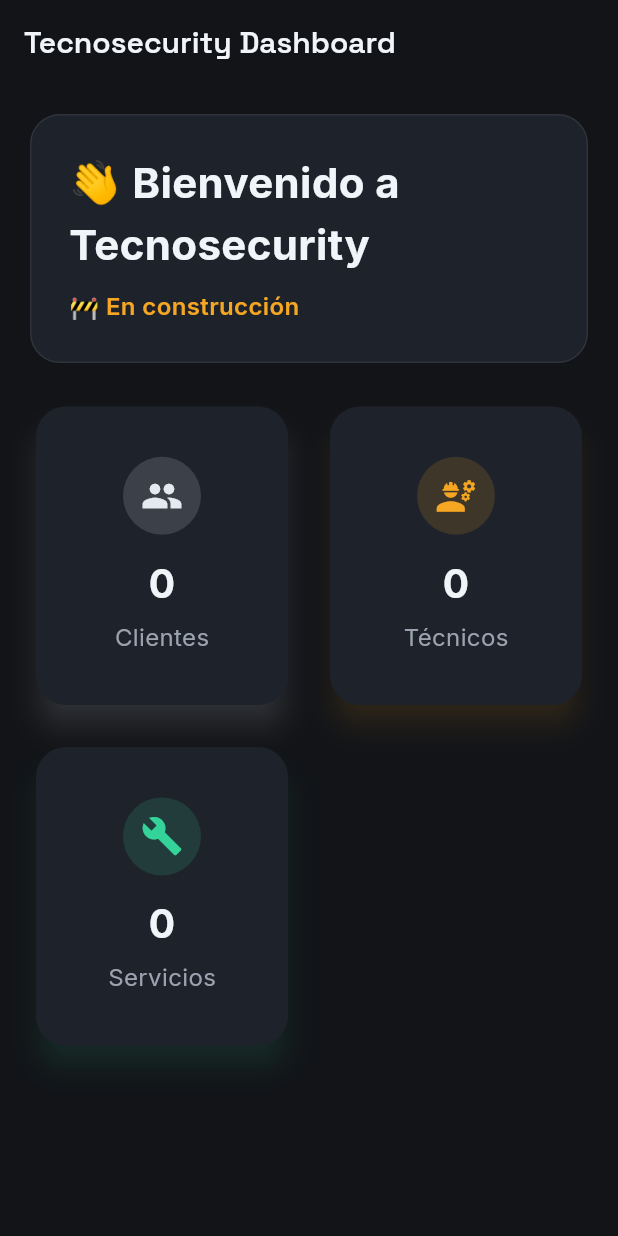
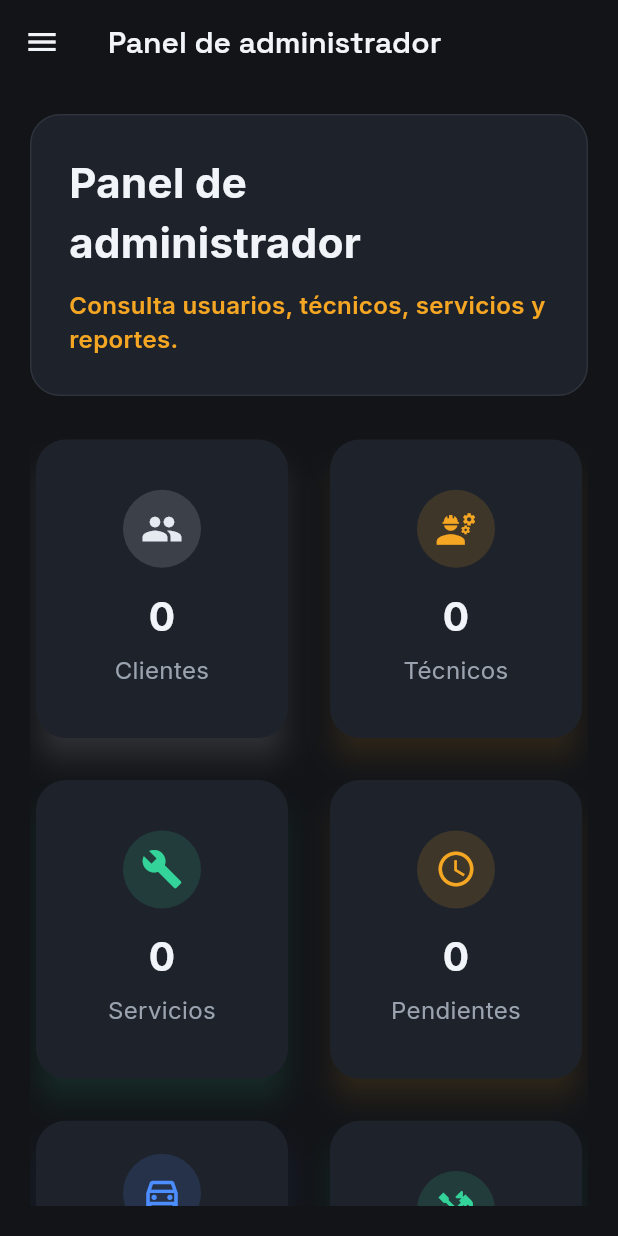
Before and after one commit to nicolasfllv-ship-it/TecniGo, a Flutter app: the DashboardScreen screen opened directly, on a phone screen of 412 x 824 dp. Run offline on Flutter 3.47's test engine with Material 3 defaults, Android fonts, the phone set to English and light mode, and no system bars; our stand-ins replace cloud_firestore, firebase_auth, firebase_core, flutter_map, geolocator, google_fonts and 2 more; accounts and stored records are empty.

Commit message:
Implementa fase 1 del panel de administrador

```diff
--- /dev/null
+++ b/lib/screens/admin_reportes_screen.dart
@@ -0,0 +1,15 @@
+import 'package:flutter/material.dart';
+import 'package:tecnigo/widgets/admin_placeholder_screen.dart';
+
+class AdminReportesScreen extends StatelessWidget {
+  const AdminReportesScreen({super.key});
+
+  @override
+  Widget build(BuildContext context) {
+    return const AdminPlaceholderScreen(
+      titulo: 'Reportes',
+      icono: Icons.report_problem_outlined,
+      descripcion: 'Los servicios reportados estarán disponibles próximamente.',
+    );
+  }
+}
--- /dev/null
+++ b/lib/screens/admin_usuarios_screen.dart
@@ -0,0 +1,15 @@
+import 'package:flutter/material.dart';
+import 'package:tecnigo/widgets/admin_placeholder_screen.dart';
+
+class AdminUsuariosScreen extends StatelessWidget {
+  const AdminUsuariosScreen({super.key});
+
+  @override
+  Widget build(BuildContext context) {
+    return const AdminPlaceholderScreen(
+      titulo: 'Usuarios',
+      icono: Icons.people_outline,
+      descripcion: 'La gestión de usuarios estará disponible próximamente.',
+    );
+  }
+}
--- a/lib/screens/dashboard_screen.dart
+++ b/lib/screens/dashboard_screen.dart
@@ -1,8 +1,13 @@
+import 'package:cloud_firestore/cloud_firestore.dart';
 import 'package:flutter/material.dart';
-import 'package:cloud_firestore/cloud_firestore.dart';
+import 'package:tecnigo/screens/admin_reportes_screen.dart';
+import 'package:tecnigo/screens/admin_servicios_screen.dart';
+import 'package:tecnigo/screens/admin_tecnicos_screen.dart';
+import 'package:tecnigo/screens/admin_usuarios_screen.dart';
+import 'package:tecnigo/theme/app_colors.dart';
+import 'package:tecnigo/widgets/admin_drawer.dart';
+import 'package:tecnigo/widgets/dashboard_header.dart';
 import 'package:tecnigo/widgets/dashboard_widgets.dart';
-import 'package:tecnigo/widgets/dashboard_header.dart';
-import 'package:tecnigo/theme/app_colors.dart';
 
 class DashboardScreen extends StatefulWidget {
   const DashboardScreen({super.key});
@@ -15,6 +20,12 @@ class _DashboardScreenState extends State<DashboardScreen> {
   int totalClientes = 0;
   int totalTecnicos = 0;
   int totalServicios = 0;
+  int serviciosPendientes = 0;
+  int serviciosAceptadosEnCamino = 0;
+  int serviciosTrabajando = 0;
+  int serviciosFinalizados = 0;
+  int serviciosCancelados = 0;
+  int serviciosReportados = 0;
 
   @override
   void initState() {
@@ -28,20 +39,52 @@ class _DashboardScreenState extends State<DashboardScreen> {
           .collection('users')
           .where('rol', isEqualTo: 'cliente')
           .get();
-
       final tecnicos = await FirebaseFirestore.instance
           .collection('users')
           .where('rol', isEqualTo: 'tecnico')
           .get();
-
       final servicios = await FirebaseFirestore.instance
           .collection('servicios')
           .get();
 
+      var pendientes = 0;
+      var aceptadosEnCamino = 0;
+      var trabajando = 0;
+      var finalizados = 0;
+      var cancelados = 0;
+      var reportados = 0;
+
+      for (final servicio in servicios.docs) {
+        final datos = servicio.data() as Map<String, dynamic>;
+        switch (datos['estado']) {
+          case 'pendiente':
+            pendientes++;
+          case 'aceptado':
+          case 'en camino':
+            aceptadosEnCamino++;
+          case 'trabajando':
+            trabajando++;
+          case 'finalizado':
+            finalizados++;
+          case 'cancelado':
+            cancelados++;
+        }
+        if (datos['reportado'] == true) {
+          reportados++;
+        }
+      }
+
+      if (!mounted) return;
       setState(() {
         totalClientes = clientes.docs.length;
         totalTecnicos = tecnicos.docs.length;
         totalServicios = servicios.docs.length;
+        serviciosPendientes = pendientes;
+        serviciosAceptadosEnCamino = aceptadosEnCamino;
+        serviciosTrabajando = trabajando;
+        serviciosFinalizados = finalizados;
+        serviciosCancelados = cancelados;
+        serviciosReportados = reportados;
       });
     } catch (e) {
       debugPrint(e.toString());
@@ -51,9 +94,8 @@ class _DashboardScreenState extends State<DashboardScreen> {
   @override
   Widget build(BuildContext context) {
     return Scaffold(
-      appBar: AppBar(
-        title: const Text("Tecnosecurity Dashboard"),
-      ),
+      drawer: const AdminDrawer(),
+      appBar: AppBar(title: const Text('Panel de administrador')),
       body: Padding(
         padding: const EdgeInsets.all(20),
         child: Column(
@@ -61,31 +103,84 @@ class _DashboardScreenState extends State<DashboardScreen> {
             const DashboardHeader(),
             const SizedBox(height: 25),
             Expanded(
-              child: GridView.count(
-                crossAxisCount: 2,
+              child: LayoutBuilder(
+                builder: (context, constraints) => GridView.count(
+                  crossAxisCount: constraints.maxWidth >= 900 ? 3 : 2,
                   crossAxisSpacing: 20,
                   mainAxisSpacing: 20,
-                childAspectRatio: 0.85,
+                  childAspectRatio: constraints.maxWidth >= 900 ? 1.05 : 0.85,
                   children: [
                     DashboardCard(
-                    titulo: "Clientes",
+                      titulo: 'Clientes',
                       valor: totalClientes.toString(),
                       icono: Icons.people,
                       color: AppColors.primary,
+                      onTap: () => _abrir(context, const AdminUsuariosScreen()),
                     ),
                     DashboardCard(
-                    titulo: "Técnicos",
+                      titulo: 'Técnicos',
                       valor: totalTecnicos.toString(),
                       icono: Icons.engineering,
                       color: AppColors.accent,
+                      onTap: () => _abrir(context, const AdminTecnicosScreen()),
                     ),
                     DashboardCard(
-                    titulo: "Servicios",
+                      titulo: 'Servicios',
                       valor: totalServicios.toString(),
                       icono: Icons.build,
                       color: AppColors.success,
+                      onTap: () =>
+                          _abrir(context, const AdminServiciosScreen()),
+                    ),
+                    DashboardCard(
+                      titulo: 'Pendientes',
+                      valor: serviciosPendientes.toString(),
+                      icono: Icons.schedule_outlined,
+                      color: AppColors.accent,
+                      onTap: () =>
+                          _abrir(context, const AdminServiciosScreen()),
+                    ),
+                    DashboardCard(
+                      titulo: 'Aceptados / en camino',
+                      valor: serviciosAceptadosEnCamino.toString(),
+                      icono: Icons.directions_car_outlined,
+                      color: AppColors.clienteAccent,
+                      onTap: () =>
+                          _abrir(context, const AdminServiciosScreen()),
+                    ),
+                    DashboardCard(
+                      titulo: 'Trabajando',
+                      valor: serviciosTrabajando.toString(),
+                      icono: Icons.handyman_outlined,
+                      color: AppColors.tecnicoAccent,
+                      onTap: () =>
+                          _abrir(context, const AdminServiciosScreen()),
+                    ),
+                    DashboardCard(
+                      titulo: 'Finalizados',
+                      valor: serviciosFinalizados.toString(),
+                      icono: Icons.check_circle_outline,
+                      color: AppColors.success,
+                      onTap: () =>
+                          _abrir(context, const AdminServiciosScreen()),
+                    ),
+                    DashboardCard(
+                      titulo: 'Cancelados',
+                      valor: serviciosCancelados.toString(),
+                      icono: Icons.cancel_outlined,
+                      color: AppColors.error,
+                      onTap: () =>
+                          _abrir(context, const AdminServiciosScreen()),
+                    ),
+                    DashboardCard(
+                      titulo: 'Reportados',
+                      valor: serviciosReportados.toString(),
+                      icono: Icons.report_problem_outlined,
+                      color: AppColors.error,
+                      onTap: () => _abrir(context, const AdminReportesScreen()),
                     ),
                   ],
+                ),
               ),
             ),
           ],
@@ -93,4 +188,8 @@ class _DashboardScreenState extends State<DashboardScreen> {
       ),
     );
   }
+
+  void _abrir(BuildContext context, Widget pantalla) {
+    Navigator.push(context, MaterialPageRoute(builder: (_) => pantalla));
   }
+}
--- a/lib/widgets/dashboard_header.dart
+++ b/lib/widgets/dashboard_header.dart
@@ -18,18 +18,16 @@ class DashboardHeader extends StatelessWidget {
         crossAxisAlignment: CrossAxisAlignment.start,
         children: [
           Text(
-            "👋 Bienvenido a Tecnosecurity",
+            'Panel de administrador',
             style: TextStyle(
               color: AppColors.text,
               fontSize: 28,
               fontWeight: FontWeight.bold,
             ),
           ),
-
           SizedBox(height: 10),
-
           Text(
-            "🚧 En construcción",
+            'Consulta usuarios, técnicos, servicios y reportes.',
             style: TextStyle(
               color: AppColors.accent,
               fontSize: 16,
--- a/lib/widgets/dashboard_widgets.dart
+++ b/lib/widgets/dashboard_widgets.dart
@@ -6,6 +6,7 @@ class DashboardCard extends StatelessWidget {
   final String valor;
   final IconData icono;
   final Color color;
+  final VoidCallback? onTap;
 
   const DashboardCard({
     super.key,
@@ -13,6 +14,7 @@ class DashboardCard extends StatelessWidget {
     required this.valor,
     required this.icono,
     required this.color,
+    this.onTap,
   });
 
   @override
@@ -20,28 +22,22 @@ class DashboardCard extends StatelessWidget {
     return Card(
       elevation: 8,
       shadowColor: color.withOpacity(0.25),
-      shape: RoundedRectangleBorder(
+      shape: RoundedRectangleBorder(borderRadius: BorderRadius.circular(20)),
+      child: InkWell(
         borderRadius: BorderRadius.circular(20),
-      ),
+        onTap: onTap,
         child: Padding(
           padding: const EdgeInsets.all(14),
           child: Column(
             mainAxisSize: MainAxisSize.min,
             mainAxisAlignment: MainAxisAlignment.center,
             children: [
-
               CircleAvatar(
                 radius: 26,
                 backgroundColor: color.withOpacity(0.15),
-              child: Icon(
-                icono,
-                color: color,
-                size: 28,
+                child: Icon(icono, color: color, size: 28),
               ),
-            ),
-
               const SizedBox(height: 14),
-
               Text(
                 valor,
                 style: const TextStyle(
@@ -50,18 +46,14 @@ class DashboardCard extends StatelessWidget {
                   color: AppColors.text,
                 ),
               ),
-
               const SizedBox(height: 6),
-
               Text(
                 titulo,
-              style: const TextStyle(
-                fontSize: 16,
-                color: AppColors.subtitle,
+                textAlign: TextAlign.center,
+                style: const TextStyle(fontSize: 16, color: AppColors.subtitle),
               ),
+            ],
           ),
-
-          ],
         ),
       ),
     );
```
Also changed, not shown: lib/screens/admin_servicios_screen.dart (added, +16 -0 lines), lib/screens/admin_tecnicos_screen.dart (added, +16 -0 lines), lib/widgets/admin_drawer.dart (added, +82 -0 lines), lib/widgets/admin_placeholder_screen.dart (added, +44 -0 lines). Lines whose indentation alone changed are shown as unchanged.
